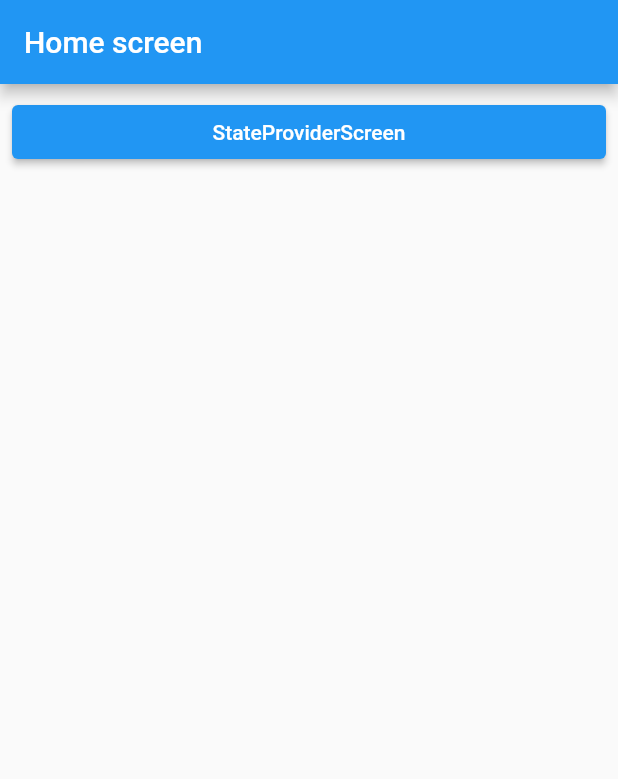
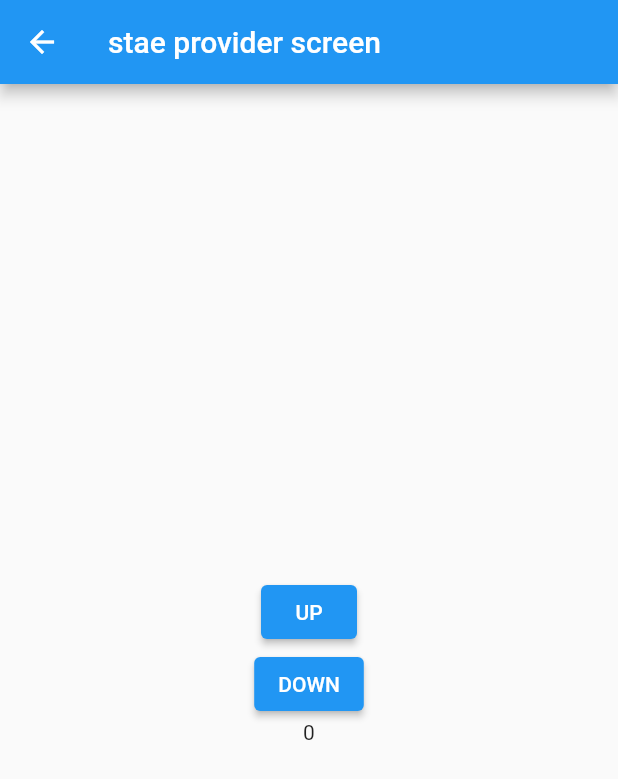
Before and after one commit to tangible-idea/riverpod_starter, a Flutter app: the screen it shows after launch, after a tap on "StateProviderScreen", on a phone screen of 412 x 824 dp. Shown: the top 779 px of the screen. Run offline on Flutter 3.47's test engine with Material 2 defaults, Android fonts, the phone set to English and light mode, and no system bars; our stand-ins replace flutter_riverpod.

Commit message:
Enable Riverpod Flutter and update states.

```diff
--- a/lib/main.dart
+++ b/lib/main.dart
@@ -1,8 +1,9 @@
 import 'package:flutter/material.dart';
+import 'package:flutter_riverpod/flutter_riverpod.dart';
 import 'package:riverpod_playground/screens/home_screen.dart';
 
 void main() {
   runApp(
-    const MaterialApp(home: HomeScreen())
+    const ProviderScope(child: MaterialApp(home: HomeScreen()))
   );
 }
--- /dev/null
+++ b/lib/riverpod/state_provider.dart
@@ -0,0 +1,3 @@
+import 'package:flutter_riverpod/flutter_riverpod.dart';
+
+final numberProvider= StateProvider((ref) => 0);
--- a/lib/screens/home_screen.dart
+++ b/lib/screens/home_screen.dart
@@ -1,5 +1,6 @@
 import 'package:flutter/material.dart';
 import 'package:riverpod_playground/layout/default_layout.dart';
+import 'package:riverpod_playground/screens/state_provider_screen.dart';
 
 class HomeScreen extends StatelessWidget {
   const HomeScreen({Key? key}) : super(key: key);
@@ -10,7 +11,9 @@ class HomeScreen extends StatelessWidget {
       title: "Home screen",
       body: ListView(
         children: [
-            ElevatedButton(onPressed: () {},
+            ElevatedButton(onPressed: () {
+              Navigator.of(context).push(MaterialPageRoute(builder: (_) => StateProviderScreen()));
+            },
               child: Text("StateProviderScreen"))
         ],
       ));
--- a/lib/screens/state_provider_screen.dart
+++ b/lib/screens/state_provider_screen.dart
@@ -1,11 +1,31 @@
 import 'package:flutter/material.dart';
+import 'package:flutter_riverpod/flutter_riverpod.dart';
 import 'package:riverpod_playground/layout/default_layout.dart';
+import 'package:riverpod_playground/riverpod/state_provider.dart';
 
-class StateProviderScreen extends StatelessWidget {
+class StateProviderScreen extends ConsumerWidget {
   const StateProviderScreen({Key? key}) : super(key: key);
 
   @override
-  Widget build(BuildContext context) {
-    return Scaffold(body: Text(""),);
+  Widget build(BuildContext context, WidgetRef ref) {
+    final provider= ref.watch(numberProvider);
+
+    return DefaultLayout(title: "stae provider screen",
+        body: SizedBox(
+          width: MediaQuery.of(context).size.width,
+          child: Column(
+            mainAxisAlignment: MainAxisAlignment.center,
+            children: [
+              ElevatedButton(
+                  onPressed: () {
+                    ref.read(numberProvider.notifier).update((state) => state + 1);
+              }, child: Text("UP")),
+              ElevatedButton(
+                  onPressed: () {
+                    ref.read(numberProvider.notifier).update((state) => state - 1);
+                  }, child: Text("DOWN")),
+              Text(provider.toString())
+          ],),
+        ));
   }
 }
```
Also changed, not shown: pubspec.yaml (+3 -14 lines).
